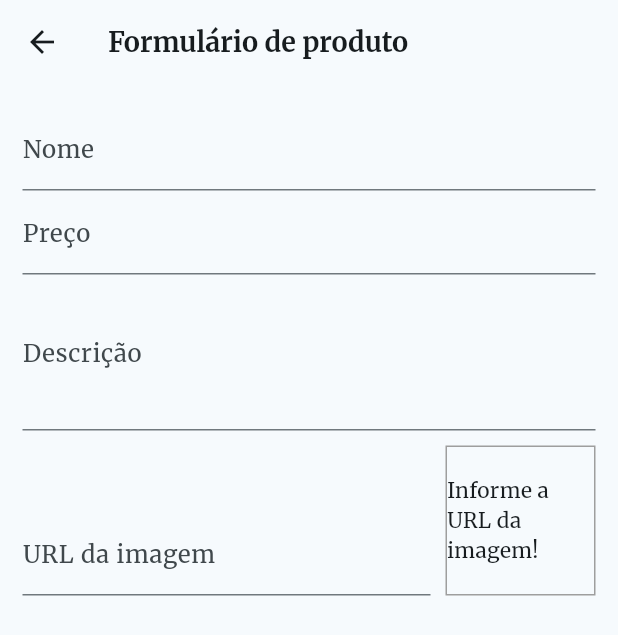
After one commit to pedrovictristao/ShopApp, a Flutter app: the FormProdutoPagina screen opened by its route, on a phone screen of 412 x 824 dp. The commit adds this screen. Shown: the top 635 px of the screen. Run offline on Flutter 3.47's test engine with Material 3 defaults, Android fonts, the phone set to English and light mode, and no system bars.

Commit message:
Iniciado o desenvolvimento da página de formulário do produto

```diff
--- a/lib/components/grid_produto.dart
+++ b/lib/components/grid_produto.dart
@@ -1,6 +1,6 @@
 import 'package:flutter/material.dart';
 import 'package:provider/provider.dart';
-import 'package:shop_app/components/produto_item.dart';
+import 'package:shop_app/components/grid_produto_item.dart';
 import 'package:shop_app/models/produto.dart';
 import 'package:shop_app/models/produto_lista.dart';
 
@@ -26,7 +26,7 @@ class GridProduto extends StatelessWidget {
       ),
       itemBuilder: (ctx, i) => ChangeNotifierProvider.value(
         value: produtosCarregados[i],
-        child: const ProdutoItem(),
+        child: const GridProdutoItem(),
       ),
     );
   }
--- a/lib/main.dart
+++ b/lib/main.dart
@@ -3,10 +3,12 @@ import 'package:provider/provider.dart';
 import 'package:shop_app/models/carrinho.dart';
 import 'package:shop_app/models/ordem_lista.dart';
 import 'package:shop_app/models/produto_lista.dart';
+import 'package:shop_app/pages/form_produto_pagina.dart';
 import 'package:shop_app/pages/page_carrinho.dart';
 import 'package:shop_app/pages/page_detalhes.dart';
 import 'package:shop_app/pages/page_ordem.dart';
 import 'package:shop_app/pages/page_visao_geral.dart';
+import 'package:shop_app/pages/pagina_produto.dart';
 import 'package:shop_app/utils/rotas.dart';
 
 void main() {
@@ -54,6 +56,8 @@ class MyApp extends StatelessWidget {
           Rotas.PAGE_DETALHES: (ctx) => const Detalhes(),
           Rotas.PAGE_CARRINHO: (ctx) => const PageCarrinho(),
           Rotas.ORDEM: (ctx) => const PageOrdem(),
+          Rotas.PAGINA_PRODUTO: (ctx) => const PaginaProduto(),
+          Rotas.PAGINA_FORM_PRODUTO: (ctx) => const FormProdutoPagina(),
         },
         debugShowCheckedModeBanner: false,
       ),
--- a/lib/models/produto_lista.dart
+++ b/lib/models/produto_lista.dart
@@ -8,6 +8,10 @@ class ProdutoLista with ChangeNotifier {
   List<Produto> get itens => [..._itens];
   List<Produto> get itensFavoritos =>
       _itens.where((prod) => prod.isFavorite).toList();
+
+  int get contarItens {
+    return _itens.length;
+  }
 
   void addProduto(Produto produto) {
     _itens.add(produto);
--- /dev/null
+++ b/lib/pages/form_produto_pagina.dart
@@ -0,0 +1,110 @@
+import 'package:flutter/material.dart';
+
+class FormProdutoPagina extends StatefulWidget {
+  const FormProdutoPagina({super.key});
+
+  @override
+  State<FormProdutoPagina> createState() => _FormProdutoPaginaState();
+}
+
+class _FormProdutoPaginaState extends State<FormProdutoPagina> {
+  final _priceFocus = FocusNode();
+  final _descriptionFocus = FocusNode();
+  final _imageUrlFocus = FocusNode();
+  final _imageURLControler = TextEditingController();
+
+  @override
+  void initState() {
+    super.initState();
+    _imageUrlFocus.addListener(updateImage);
+  }
+
+  @override
+  void dispose() {
+    super.dispose();
+    _priceFocus.dispose();
+    _descriptionFocus.dispose();
+    _imageUrlFocus.removeListener(updateImage);
+    _imageUrlFocus.dispose();
+  }
+
+  void updateImage() {
+    setState(() {});
+  }
+
+  @override
+  Widget build(BuildContext context) {
+    return Scaffold(
+      appBar: AppBar(
+        title: const Text('Formulário de produto'),
+      ),
+      body: Form(
+          child: Padding(
+        padding: const EdgeInsets.all(15),
+        child: ListView(
+          children: [
+            TextFormField(
+              decoration: const InputDecoration(labelText: 'Nome'),
+              textInputAction: TextInputAction.next,
+              onFieldSubmitted: (_) {
+                FocusScope.of(context).requestFocus(_priceFocus);
+              },
+            ),
+            TextFormField(
+              decoration: const InputDecoration(labelText: 'Preço'),
+              textInputAction: TextInputAction.next,
+              focusNode: _priceFocus,
+              keyboardType:
+                  const TextInputType.numberWithOptions(decimal: true),
+              onFieldSubmitted: (_) {
+                FocusScope.of(context).requestFocus(_descriptionFocus);
+              },
+            ),
+            TextFormField(
+              decoration: const InputDecoration(labelText: 'Descrição'),
+              textInputAction: TextInputAction.done,
+              focusNode: _descriptionFocus,
+              keyboardType: TextInputType.multiline,
+              maxLines: 3,
+            ),
+            Row(
+              crossAxisAlignment: CrossAxisAlignment.end,
+              children: [
+                Expanded(
+                  child: TextFormField(
+                    decoration: const InputDecoration(labelText: 'URL da imagem'),
+                    textInputAction: TextInputAction.next,
+                    keyboardType: TextInputType.url,
+                    focusNode: _imageUrlFocus,
+                    controller: _imageURLControler,
+                  ),
+                ),
+                Container(
+                  height: 100,
+                  width: 100,
+                  margin: const EdgeInsets.only(
+                    top: 10,
+                    left: 10,
+                  ),
+                  decoration: BoxDecoration(
+                    border: Border.all(
+                      color: Colors.grey,
+                      width: 1,
+                    ),
+                  ),
+                  alignment: Alignment.center,
+                  child: _imageURLControler.text.isEmpty
+                    ? const Text('Informe a URL da imagem!')
+                    : FittedBox(
+                      fit: BoxFit.cover,
+                      child: Image.asset(_imageURLControler.text),
+                    ),
+                ),
+              ],
+            ),
+          ],
+        ),
+      )),
+    );
+  }
+}
--- a/lib/utils/rotas.dart
+++ b/lib/utils/rotas.dart
@@ -6,4 +6,6 @@ class Rotas {
   static const PAGE_VISAO_GERAL = '/page-visao-geral';
   static const PAGE_CARRINHO = '/page-carrinho';
   static const ORDEM = '/ordem';
+  static const PAGINA_PRODUTO = '/produtos';
+  static const PAGINA_FORM_PRODUTO = '/pagina-form-produto';
 }
```
Also changed, not shown: lib/components/app_drawer.dart (+8 -0 lines), lib/components/grid_produto_item.dart (added, +75 -0 lines), lib/components/item_carrinho_widget.dart (+32 -2 lines), lib/components/produto_item.dart (+19 -48 lines), lib/models/carrinho.dart (+22 -0 lines), lib/pages/pagina_produto.dart (added, +49 -0 lines).
